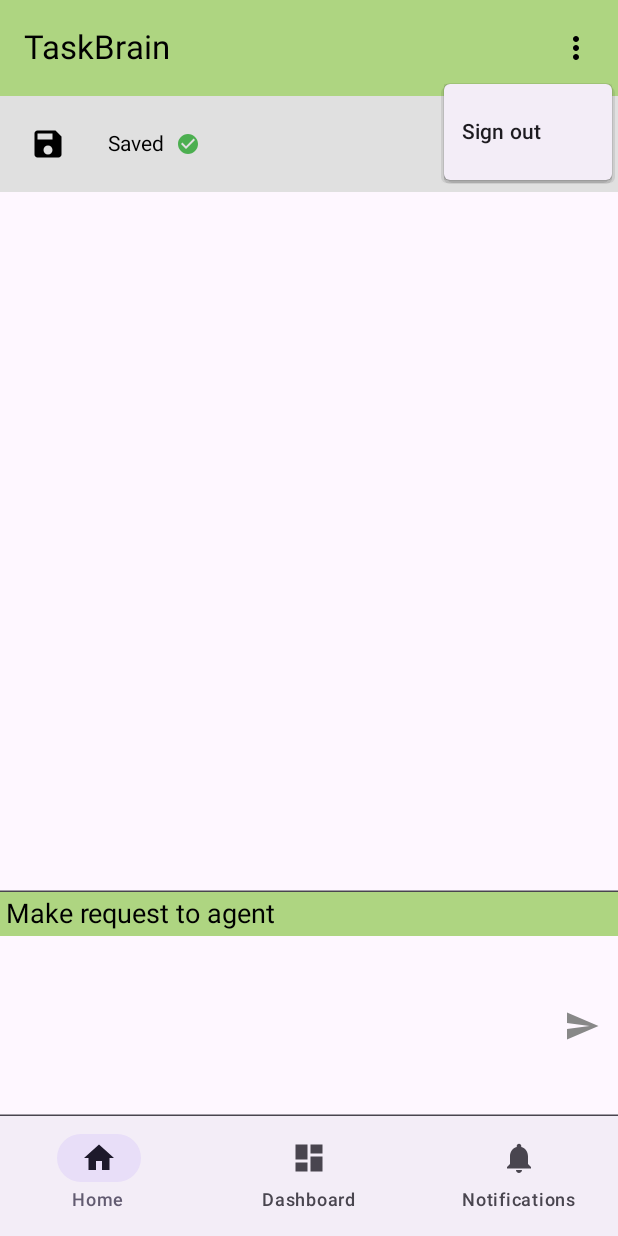
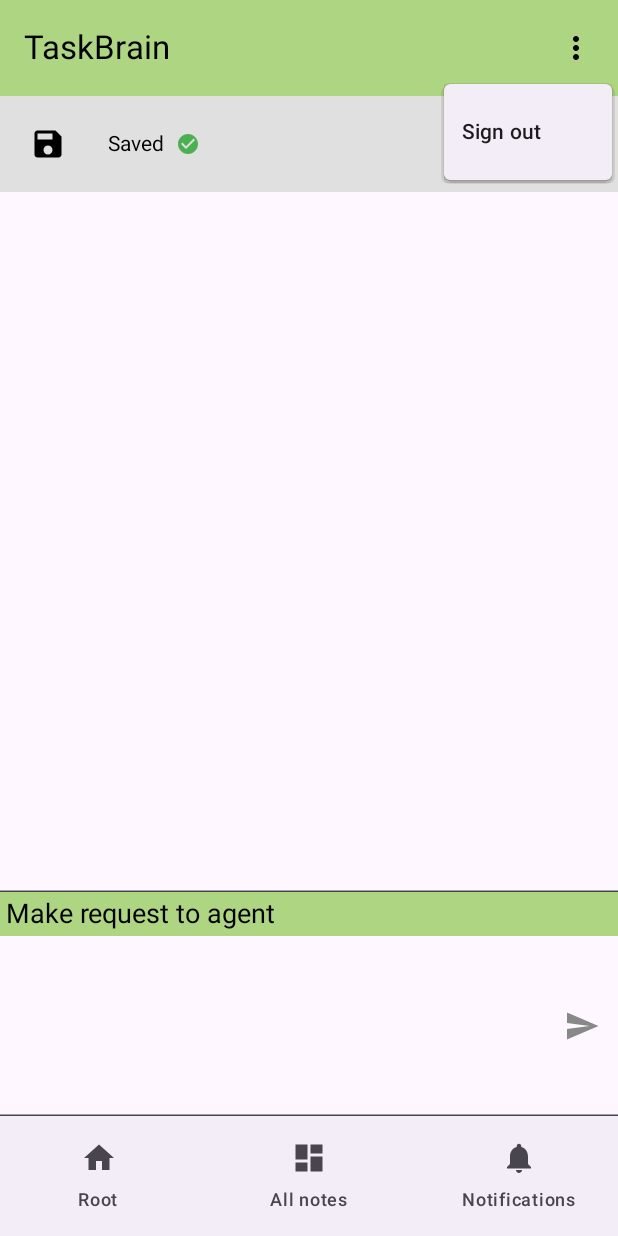
Before and after one commit to AlkalineGarrett/adhd-prompter-app, an Android app built with Jetpack Compose: the HomeScreen screen opened through its navigation route, after a tap on "Settings", on a phone screen of 412 x 824 dp. Run offline under Robolectric (Android 15) with nearby library versions, the phone set to English and light mode, and no system bars; our stand-ins replace Firebase (no records; nobody signed in at launch, a user with empty details on screens opened directly), livedata-compose.

Commit message:
Adding support for note list

```diff
--- a/app/src/main/java/org/alkaline/taskbrain/MainScreen.kt
+++ b/app/src/main/java/org/alkaline/taskbrain/MainScreen.kt
@@ -35,18 +35,20 @@ import androidx.compose.ui.res.colorResource
 import androidx.compose.ui.res.stringResource
 import androidx.navigation.NavDestination.Companion.hierarchy
 import androidx.navigation.NavGraph.Companion.findStartDestination
+import androidx.navigation.NavType
 import androidx.navigation.compose.NavHost
 import androidx.navigation.compose.composable
 import androidx.navigation.compose.currentBackStackEntryAsState
 import androidx.navigation.compose.rememberNavController
+import androidx.navigation.navArgument
 import org.alkaline.taskbrain.ui.auth.GoogleSignInScreen
-import org.alkaline.taskbrain.ui.dashboard.DashboardScreen
+import org.alkaline.taskbrain.ui.notelist.NoteListScreen
 import org.alkaline.taskbrain.ui.home.HomeScreen
 import org.alkaline.taskbrain.ui.notifications.NotificationsScreen
 
 sealed class Screen(val route: String, val titleResourceId: Int, val icon: ImageVector) {
     object Home : Screen("home", R.string.title_home, Icons.Filled.Home)
-    object Dashboard : Screen("dashboard", R.string.title_dashboard, Icons.Filled.Dashboard)
+    object NoteList : Screen("note_list", R.string.title_note_list, Icons.Filled.Dashboard)
     object Notifications : Screen("notifications", R.string.title_notifications, Icons.Filled.Notifications)
     object Login : Screen("login", R.string.google_title_text, Icons.Filled.Home) // Icon not used for login
 }
@@ -77,7 +79,7 @@ fun MainScreen(
 
     val items = listOf(
         Screen.Home,
-        Screen.Dashboard,
+        Screen.NoteList,
         Screen.Notifications,
     )
 
@@ -166,11 +168,32 @@ fun MainScreen(
                     onSignInClick = onSignInClick
                 )
             }
+            composable(
+                route = "${Screen.Home.route}?noteId={noteId}",
+                arguments = listOf(navArgument("noteId") {
+                    type = NavType.StringType
+                    defaultValue = "root_note"
+                })
+            ) { backStackEntry ->
+                val noteId = backStackEntry.arguments?.getString("noteId") ?: "root_note"
+                HomeScreen(noteId = noteId)
+            }
+            // Keep the original home route for direct navigation
             composable(Screen.Home.route) {
                 HomeScreen()
             }
-            composable(Screen.Dashboard.route) {
-                DashboardScreen()
+            composable(Screen.NoteList.route) {
+                NoteListScreen(
+                    onNoteClick = { noteId ->
+                        navController.navigate("${Screen.Home.route}?noteId=$noteId") {
+                            popUpTo(navController.graph.findStartDestination().id) {
+                                saveState = true
+                            }
+                            launchSingleTop = true
+                            restoreState = true
+                        }
+                    }
+                )
             }
             composable(Screen.Notifications.route) {
                 NotificationsScreen()
--- a/app/src/main/java/org/alkaline/taskbrain/ui/home/HomeScreen.kt
+++ b/app/src/main/java/org/alkaline/taskbrain/ui/home/HomeScreen.kt
@@ -46,7 +46,10 @@ import androidx.lifecycle.viewmodel.compose.viewModel
 import org.alkaline.taskbrain.R
 
 @Composable
-fun HomeScreen(homeViewModel: HomeViewModel = viewModel()) {
+fun HomeScreen(
+    noteId: String = "root_note",
+    homeViewModel: HomeViewModel = viewModel()
+) {
     val saveStatus by homeViewModel.saveStatus.observeAsState()
     val loadStatus by homeViewModel.loadStatus.observeAsState()
     val contentModified by homeViewModel.contentModified.observeAsState(false)
@@ -61,8 +64,8 @@ fun HomeScreen(homeViewModel: HomeViewModel = viewModel()) {
     var agentCommand by remember { mutableStateOf("") }
 
     // Handle initial data loading
-    LaunchedEffect(Unit) {
-        homeViewModel.loadContent()
+    LaunchedEffect(noteId) {
+        homeViewModel.loadContent(noteId)
     }
 
     // Update content when loaded from VM
--- a/app/src/main/java/org/alkaline/taskbrain/ui/home/HomeViewModel.kt
+++ b/app/src/main/java/org/alkaline/taskbrain/ui/home/HomeViewModel.kt
@@ -32,10 +32,11 @@ class HomeViewModel : ViewModel() {
     private val _isAgentProcessing = MutableLiveData<Boolean>(false)
     val isAgentProcessing: LiveData<Boolean> = _isAgentProcessing
 
-    // Hardcoded note ID for the root note
-    private val NOTE_ID = "root_note"
+    // Current Note ID being edited
+    private var currentNoteId = "root_note"
 
-    fun loadContent() {
+    fun loadContent(noteId: String = "root_note") {
+        currentNoteId = noteId
         val user = auth.currentUser
         if (user == null) {
             _loadStatus.value = LoadStatus.Error("User not signed in")
@@ -44,7 +45,7 @@ class HomeViewModel : ViewModel() {
 
         _loadStatus.value = LoadStatus.Loading
 
-        db.collection("notes").document(NOTE_ID)
+        db.collection("notes").document(currentNoteId)
             .get()
             .addOnSuccessListener { document ->
                 if (document != null && document.exists()) {
@@ -83,7 +84,7 @@ class HomeViewModel : ViewModel() {
             "userId" to user.uid
         )
 
-        db.collection("notes").document(NOTE_ID)
+        db.collection("notes").document(currentNoteId)
             .set(noteData, SetOptions.merge())
             .addOnSuccessListener {
                 Log.d("HomeViewModel", "DocumentSnapshot successfully written!")
--- a/app/src/main/res/values/strings.xml
+++ b/app/src/main/res/values/strings.xml
@@ -1,7 +1,7 @@
 <resources>
     <string name="app_name">TaskBrain</string>
-    <string name="title_home">Home</string>
-    <string name="title_dashboard">Dashboard</string>
+    <string name="title_home">Root</string>
+    <string name="title_note_list">All notes</string>
     <string name="title_notifications">Notifications</string>
     <string name="agent_chat_label">Make request to agent</string>
     <string name="default_web_client_id">613948682660-pc7vp2pdala64j83mqcvg631crbm76nv.apps.googleusercontent.com</string>
```
Also changed, not shown: app/src/main/java/org/alkaline/taskbrain/data/Note.kt (added, +13 -0 lines), app/src/main/java/org/alkaline/taskbrain/ui/dashboard/DashboardScreen.kt (deleted, +0 -27 lines), app/src/main/java/org/alkaline/taskbrain/ui/dashboard/DashboardViewModel.kt (deleted, +0 -13 lines), app/src/main/java/org/alkaline/taskbrain/ui/notelist/NoteListScreen.kt (added, +91 -0 lines), app/src/main/java/org/alkaline/taskbrain/ui/notelist/NoteListViewModel.kt (added, +58 -0 lines).
